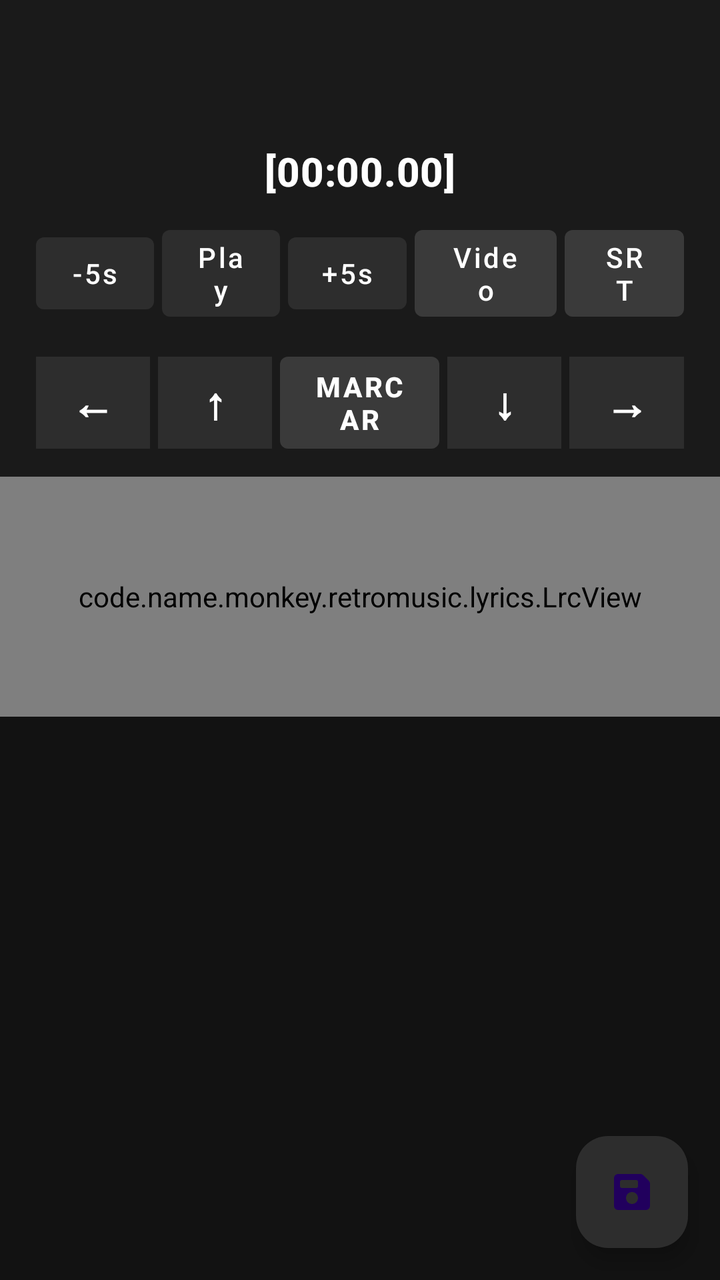
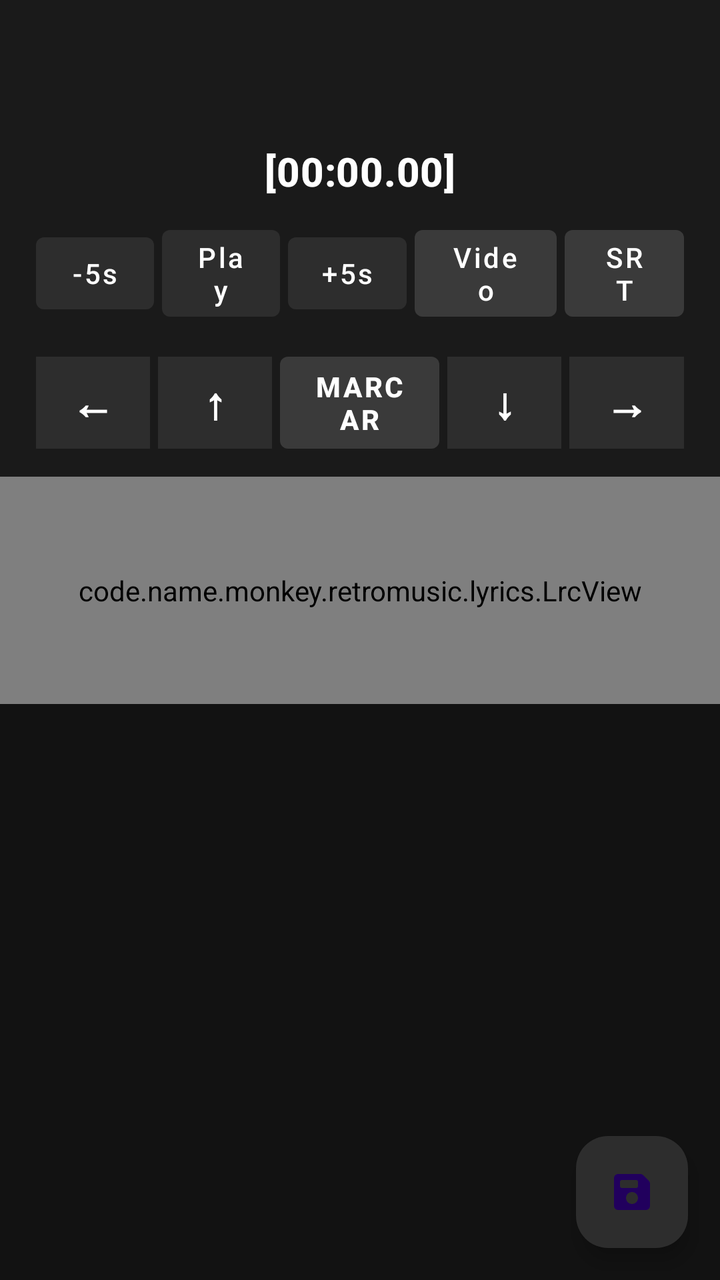

Two renders of the same Android screen: before a commit and after it. Below are the layout's source before the change and the commit's diff.
<!-- AndroidManifest.xml: application theme Theme.RetroMusic.FollowSystem -->
<!-- res/layout/fragment_lyrics.xml -->
<?xml version="1.0" encoding="utf-8"?>
<LinearLayout 
    xmlns:android="http://schemas.android.com/apk/res/android"
    xmlns:app="http://schemas.android.com/apk/res-auto"
    xmlns:tools="http://tools.android.com/tools"
    android:layout_width="match_parent"
    android:layout_height="match_parent"
    android:orientation="vertical"
    android:background="#121212"
    android:fitsSystemWindows="true">

    <com.google.android.material.appbar.MaterialToolbar
        android:id="@+id/toolbar"
        style="@style/Widget.MaterialComponents.Toolbar.Primary"
        android:layout_width="match_parent"
        android:layout_height="?attr/actionBarSize"
        android:background="#1A1A1A"
        app:titleTextColor="@android:color/white" />

    <LinearLayout
        android:id="@+id/llSincroControls"
        android:layout_width="match_parent"
        android:layout_height="wrap_content"
        android:orientation="vertical"
        android:paddingLeft="16dp"
        android:paddingTop="8dp"
        android:paddingRight="16dp"
        android:paddingBottom="12dp"
        android:background="#1A1A1A">

        <TextView
            android:id="@+id/tvCurrentTime"
            android:layout_width="match_parent"
            android:layout_height="wrap_content"
            android:layout_marginBottom="8dp"
            android:text="[00:00.00]"
            android:gravity="center"
            android:textAppearance="@style/TextAppearance.MaterialComponents.Headline6"
            android:textColor="@android:color/white"
            android:textStyle="bold" />

        <LinearLayout
            android:layout_width="match_parent"
            android:layout_height="wrap_content"
            android:gravity="center"
            android:orientation="horizontal">

            <com.google.android.material.button.MaterialButton
                android:id="@+id/btnRew"
                style="@style/Widget.MaterialComponents.Button.UnelevatedButton"
                android:layout_width="0dp"
                android:layout_height="wrap_content"
                android:layout_margin="2dp"
                android:layout_weight="1"
                android:textColor="@android:color/white"
                app:backgroundTint="#2D2D2D"
                android:text="-5s" />

            <com.google.android.material.button.MaterialButton
                android:id="@+id/btnPlayPause"
                style="@style/Widget.MaterialComponents.Button.UnelevatedButton"
                android:layout_width="0dp"
                android:layout_height="wrap_content"
                android:layout_margin="2dp"
                android:layout_weight="1"
                android:textColor="@android:color/white"
                app:backgroundTint="#2D2D2D"
                android:text="Play" />

            <com.google.android.material.button.MaterialButton
                android:id="@+id/btnFwd"
                style="@style/Widget.MaterialComponents.Button.UnelevatedButton"
                android:layout_width="0dp"
                android:layout_height="wrap_content"
                android:layout_margin="2dp"
                android:layout_weight="1"
                android:textColor="@android:color/white"
                app:backgroundTint="#2D2D2D"
                android:text="+5s" />

            <com.google.android.material.button.MaterialButton
                android:id="@+id/btnLoadVideo"
                style="@style/Widget.MaterialComponents.Button.UnelevatedButton"
                android:layout_width="0dp"
                android:layout_height="wrap_content"
                android:layout_margin="2dp"
                android:layout_weight="1.2"
                android:textColor="@android:color/white"
                app:backgroundTint="#3A3A3A"
                android:text="Video" />

            <com.google.android.material.button.MaterialButton
                android:id="@+id/btnSrt"
                style="@style/Widget.MaterialComponents.Button.UnelevatedButton"
                android:layout_width="0dp"
                android:layout_height="wrap_content"
                android:layout_margin="2dp"
                android:layout_weight="1"
                android:textColor="@android:color/white"
                app:backgroundTint="#3A3A3A"
                android:text="SRT" />
        </LinearLayout>

        <LinearLayout
            android:layout_width="match_parent"
            android:layout_height="wrap_content"
            android:layout_marginTop="10dp"
            android:gravity="center"
            android:orientation="horizontal">

            <TextView
                android:id="@+id/btnLeft"
                android:layout_width="0dp"
                android:layout_height="46dp"
                android:layout_margin="2dp"
                android:layout_weight="1"
                android:background="#2D2D2D"
                android:clickable="true"
                android:focusable="false"
                android:gravity="center"
                android:text="←"
                android:textColor="@android:color/white"
                android:textSize="22sp"
                android:textStyle="bold" />

            <TextView
                android:id="@+id/btnUp"
                android:layout_width="0dp"
                android:layout_height="46dp"
                android:layout_margin="2dp"
                android:layout_weight="1"
                android:background="#2D2D2D"
                android:clickable="true"
                android:focusable="false"
                android:gravity="center"
                android:text="↑"
                android:textColor="@android:color/white"
                android:textSize="22sp"
                android:textStyle="bold" />

            <com.google.android.material.button.MaterialButton
                android:id="@+id/btnMark"
                style="@style/Widget.MaterialComponents.Button.UnelevatedButton"
                android:layout_width="0dp"
                android:layout_height="46dp"
                android:layout_margin="2dp"
                android:layout_weight="1.4"
                android:textColor="@android:color/white"
                app:backgroundTint="#3A3A3A"
                android:text="MARCAR"
                android:insetTop="0dp"
                android:insetBottom="0dp"
                android:textStyle="bold" />

            <TextView
                android:id="@+id/btnDown"
                android:layout_width="0dp"
                android:layout_height="46dp"
                android:layout_margin="2dp"
                android:layout_weight="1"
                android:background="#2D2D2D"
                android:clickable="true"
                android:focusable="false"
                android:gravity="center"
                android:text="↓"
                android:textColor="@android:color/white"
                android:textSize="22sp"
                android:textStyle="bold" />

            <TextView
                android:id="@+id/btnRight"
                android:layout_width="0dp"
                android:layout_height="46dp"
                android:layout_margin="2dp"
                android:layout_weight="1"
                android:background="#2D2D2D"
                android:clickable="true"
                android:focusable="false"
                android:gravity="center"
                android:text="→"
                android:textColor="@android:color/white"
                android:textSize="22sp"
                android:textStyle="bold" />
        </LinearLayout>
    </LinearLayout>

    <FrameLayout
        android:id="@+id/videoContainer"
        android:layout_width="match_parent"
        android:layout_height="200dp"
        android:background="#000000"
        android:visibility="gone">

        <VideoView
            android:id="@+id/videoView"
            android:layout_width="match_parent"
            android:layout_height="match_parent"
            android:layout_gravity="center" />
    </FrameLayout>

    <code.name.monkey.retromusic.lyrics.LrcView
        android:id="@+id/lyricsView"
        android:layout_width="match_parent"
        android:layout_height="120dp"
        android:background="#1F000000"
        android:paddingLeft="16dp"
        android:paddingRight="16dp"
        android:visibility="visible" />

    <FrameLayout
        android:layout_width="match_parent"
        android:layout_height="0dp"
        android:layout_weight="1">

        <androidx.core.widget.NestedScrollView
            android:layout_width="match_parent"
            android:layout_height="match_parent"
            android:fillViewport="true">

            <LinearLayout
                android:layout_width="match_parent"
                android:layout_height="wrap_content"
                android:orientation="vertical"
                android:paddingLeft="16dp"
                android:paddingTop="12dp"
                android:paddingRight="16dp"
                android:paddingBottom="12dp">

                <EditText
                    android:id="@+id/etLyrics"
                    android:layout_width="match_parent"
                    android:layout_height="wrap_content"
                    android:gravity="top|start"
                    android:inputType="textMultiLine|textNoSuggestions"
                    android:background="@android:color/transparent"
                    android:textColor="@android:color/white"
                    android:scrollbars="vertical"
                    android:padding="0dp"
                    android:textAppearance="@style/TextAppearance.MaterialComponents.Body1"
                    android:visibility="visible"
                    tools:ignore="SpeakableTextPresentCheck" />

                <TextView
                    android:id="@+id/normalLyrics"
                    android:layout_width="match_parent"
                    android:layout_height="wrap_content"
                    android:lineSpacingMultiplier="1.2"
                    android:textColor="@android:color/white"
                    android:padding="0dp"
                    android:textAppearance="@style/TextAppearance.MaterialComponents.Body1"
                    android:visibility="gone" />

                <TextView
                    android:id="@+id/noLyricsFound"
                    android:layout_width="wrap_content"
                    android:layout_height="wrap_content"
                    android:layout_gravity="center"
                    android:text="@string/no_lyrics_found"
                    android:textAppearance="@style/TextAppearance.MaterialComponents.Subtitle1"
                    android:visibility="gone" />
            </LinearLayout>
        </androidx.core.widget.NestedScrollView>

        <com.google.android.material.floatingactionbutton.FloatingActionButton
            android:id="@+id/saveFab"
            android:layout_width="wrap_content"
            android:layout_height="wrap_content"
            android:layout_gravity="bottom|end"
            android:layout_margin="16dp"
            app:srcCompat="@drawable/ic_save"
            app:backgroundTint="#2D2D2D"
            android:tint="@android:color/white"
            tools:ignore="SpeakableTextPresentCheck" />
    </FrameLayout>
</LinearLayout>
<!-- resources referenced by this layout -->
<resources>
  <string name="no_lyrics_found">No lyrics found</string>
  <style name="Theme.RetroMusic.FollowSystem" parent="Theme.RetroMusic.Base.Adaptive">
          <item name="android:windowBackground">?colorSurface</item>
      </style>
  <!-- drawable round_selector (drawable) -->
  <ripple xmlns:android="http://schemas.android.com/apk/res/android"
      android:color="?android:attr/colorControlHighlight">
  
      <item
          android:id="@android:id/mask"
          android:drawable="@drawable/round_selector_mask" />
  
  </ripple>
  <!-- drawable rect_selector (drawable) -->
  <?xml version="1.0" encoding="utf-8"?>
  <ripple xmlns:android="http://schemas.android.com/apk/res/android"
      android:color="?android:attr/colorControlHighlight">
  
      <item android:id="@android:id/mask">
          <shape>
              <corners android:radius="@dimen/m3_card_corner_radius" />
              <solid android:color="@color/md_green_500" />
          </shape>
      </item>
      <item>
          <selector>
              <item android:state_activated="true">
                  <shape>
                      <corners android:radius="@dimen/m3_card_corner_radius" />
                      <solid android:color="?android:attr/colorControlHighlight" />
                  </shape>
              </item>
          </selector>
      </item>
  </ripple>
  <style name="Widget.ActionButton.Overflow" parent="Widget.AppCompat.ActionButton.Overflow">
          <item name="android:contentDescription">@string/abc_action_menu_overflow_description</item>
      </style>
  <style name="MaterialAlertDialogTheme" parent="ThemeOverlay.Material3.MaterialAlertDialog" />
  <style name="MaterialButtonTheme" parent="Widget.Material3.Button">
          <item name="cornerRadius">6dp</item>
          <item name="iconGravity">textStart</item>
          <item name="iconTint">?attr/colorControlNormal</item>
          <item name="android:textColor">?android:attr/textColorPrimary</item>
          <item name="android:textAppearance">@style/TextViewNormal</item>
          <item name="android:textAllCaps">false</item>
          <item name="android:paddingTop">@dimen/button_padding_vertical</item>
          <item name="android:paddingBottom">@dimen/button_padding_vertical</item>
      </style>
  <style name="MaterialPopupMenuStyle" parent="Widget.Material3.PopupMenu">
          <item name="android:popupBackground">@drawable/popup_background</item>
      </style>
  <color name="elevationOverlay">@color/elevationOverlayLight</color>
  <!-- drawable popup_background (drawable) -->
  <?xml version="1.0" encoding="utf-8"?>
  <layer-list xmlns:android="http://schemas.android.com/apk/res/android">
      <item>
          <shape>
              <solid android:color="?attr/colorSurface" />
              <corners android:radius="20dp" />
          </shape>
      </item>
      <item>
          <shape>
              <solid android:color="@color/m3_popupmenu_overlay_color"/>
              <corners android:radius="20dp" />
              <padding
                  android:bottom="10dp"
                  android:top="10dp" />
          </shape>
      </item>
  </layer-list>
  <!-- drawable round_selector_mask (drawable) -->
  <?xml version="1.0" encoding="utf-8"?>
  <shape xmlns:android="http://schemas.android.com/apk/res/android"
      android:shape="oval">
      <solid android:color="@android:color/white" />
  </shape>
  <dimen name="m3_card_corner_radius">16dp</dimen>
  <color name="md_green_500">#4CAF50</color>
  <style name="TextViewNormal" parent="">
          <item name="android:textSize">14sp</item>
      </style>
  <dimen name="button_padding_vertical">10dp</dimen>
  <color name="elevationOverlayLight">@color/md_grey_500</color>
  <color name="md_grey_500">#9E9E9E</color>
  <!-- unchanged entries left out for length: 2 -->
</resources>

<!-- the commit's change to res/layout/fragment_lyrics.xml (unified diff, before → after) -->
@@ -1,11 +1,10 @@
 <?xml version="1.0" encoding="utf-8"?>
-<LinearLayout 
+<androidx.constraintlayout.widget.ConstraintLayout 
     xmlns:android="http://schemas.android.com/apk/res/android"
     xmlns:app="http://schemas.android.com/apk/res-auto"
     xmlns:tools="http://tools.android.com/tools"
     android:layout_width="match_parent"
     android:layout_height="match_parent"
-    android:orientation="vertical"
     android:background="#121212"
     android:fitsSystemWindows="true">
 
@@ -15,7 +14,8 @@
         android:layout_width="match_parent"
         android:layout_height="?attr/actionBarSize"
         android:background="#1A1A1A"
-        app:titleTextColor="@android:color/white" />
+        app:titleTextColor="@android:color/white"
+        app:layout_constraintTop_toTopOf="parent"/>
 
     <LinearLayout
         android:id="@+id/llSincroControls"
@@ -26,7 +26,8 @@
         android:paddingTop="8dp"
         android:paddingRight="16dp"
         android:paddingBottom="12dp"
-        android:background="#1A1A1A">
+        android:background="#1A1A1A"
+        app:layout_constraintTop_toBottomOf="@id/toolbar">
 
         <TextView
             android:id="@+id/tvCurrentTime"
@@ -189,7 +190,8 @@
         android:layout_width="match_parent"
         android:layout_height="200dp"
         android:background="#000000"
-        android:visibility="gone">
+        android:visibility="gone"
+        app:layout_constraintTop_toBottomOf="@id/llSincroControls">
 
         <VideoView
             android:id="@+id/videoView"
@@ -198,19 +200,29 @@
             android:layout_gravity="center" />
     </FrameLayout>
 
+    <androidx.constraintlayout.widget.Guideline
+        android:id="@+id/guidelineLayout"
+        android:layout_width="wrap_content"
+        android:layout_height="wrap_content"
+        android:orientation="horizontal"
+        app:layout_constraintGuide_percent="0.55" />
+
     <code.name.monkey.retromusic.lyrics.LrcView
         android:id="@+id/lyricsView"
         android:layout_width="match_parent"
-        android:layout_height="120dp"
+        android:layout_height="0dp"
         android:background="#1F000000"
         android:paddingLeft="16dp"
         android:paddingRight="16dp"
-        android:visibility="visible" />
+        android:visibility="visible"
+        app:layout_constraintTop_toBottomOf="@id/llSincroControls"
+        app:layout_constraintBottom_toTopOf="@id/guidelineLayout" />
 
     <FrameLayout
         android:layout_width="match_parent"
         android:layout_height="0dp"
-        android:layout_weight="1">
+        app:layout_constraintTop_toBottomOf="@id/guidelineLayout"
+        app:layout_constraintBottom_toBottomOf="parent">
 
         <androidx.core.widget.NestedScrollView
             android:layout_width="match_parent"
@@ -224,9 +236,7 @@
                 android:paddingLeft="16dp"
                 android:paddingTop="12dp"
                 android:paddingRight="16dp"
-                android:paddingBottom="12dp">
-
-                <EditText
+                android:paddingBottom="70dp"> <EditText
                     android:id="@+id/etLyrics"
                     android:layout_width="match_parent"
                     android:layout_height="wrap_content"
@@ -272,4 +282,5 @@
             android:tint="@android:color/white"
             tools:ignore="SpeakableTextPresentCheck" />
     </FrameLayout>
-</LinearLayout>
+
+</androidx.constraintlayout.widget.ConstraintLayout>
